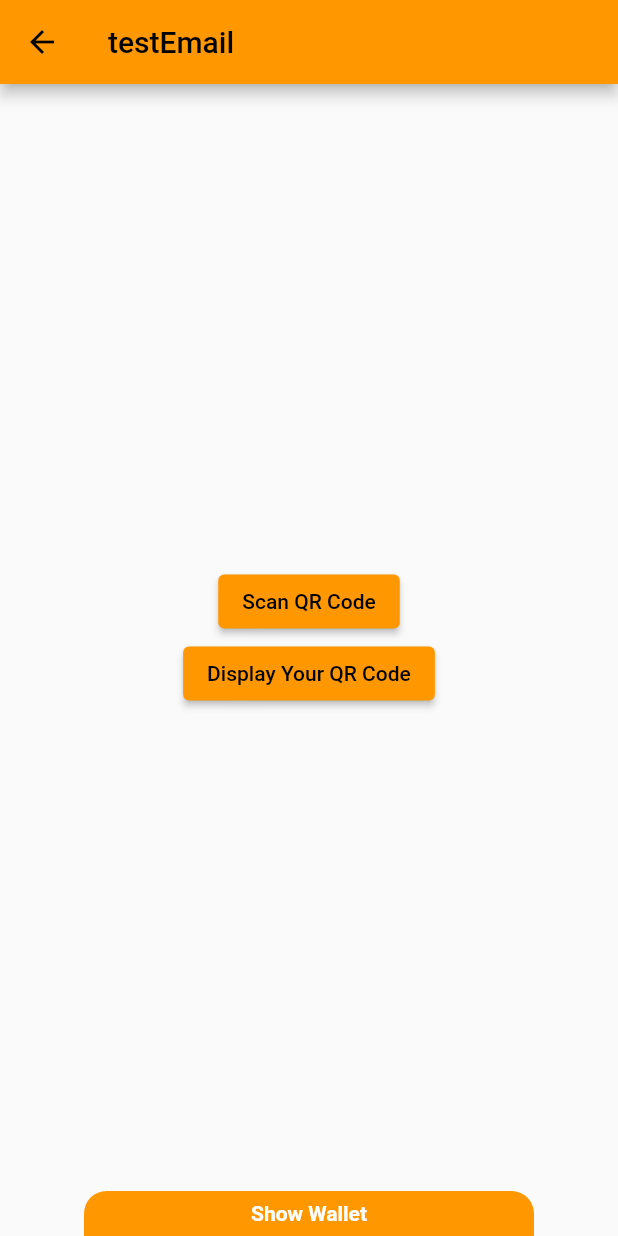
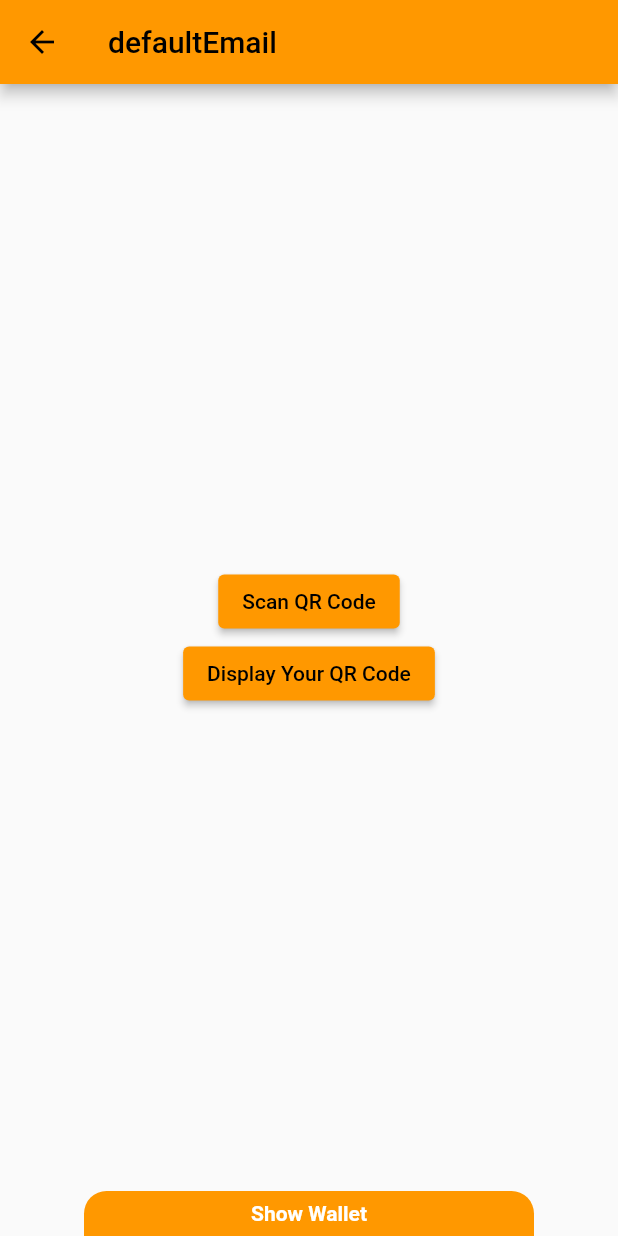
Before and after one commit to expensive-garbage/KhongKevin-Carded_Mobile_Application, a Flutter app: the screen it shows after launch, after a tap on "wallet display", on a phone screen of 412 x 824 dp. Run offline on Flutter 3.47's test engine with Material 2 defaults, Android fonts, the phone set to English and light mode, and no system bars; our stand-ins replace cloud_firestore, firebase_auth, firebase_core, flutter_dotenv, flutter_signin_button, geolocator and 2 more; missing offline and left inert: barcode_scan2, google_maps_webservice; accounts and stored records are empty.

Commit message:
Provider added so that guest user is logged in when sent to wallet display screen

```diff
--- a/lib/main.dart
+++ b/lib/main.dart
@@ -2,19 +2,27 @@ import 'package:carded/QRScanner.dart';
 import 'package:carded/settings_screen.dart';
 import 'package:carded/sign_up_screen.dart';
 import 'package:carded/wallet_display_screen.dart';
+import 'package:cloud_firestore/cloud_firestore.dart';
 import 'package:flutter/material.dart';
+import 'package:provider/provider.dart';
 import 'QRGenerator.dart';
 import 'login_screen.dart';
 import 'package:firebase_core/firebase_core.dart';
 import 'firebase_options.dart';
 import 'user.dart';
+import 'package:firebase_auth/firebase_auth.dart' as auth;
 
-Future<void> main() async {
+void main() async {
   WidgetsFlutterBinding.ensureInitialized();
   await Firebase.initializeApp(
     options: DefaultFirebaseOptions.currentPlatform,
   );
-  runApp(const MyApp());
+  runApp(
+    ChangeNotifierProvider(
+      create: (context) => UserProvider(),
+      child: const MyApp(),
+    ),
+  );
 }
 
 class MyApp extends StatelessWidget {
@@ -33,12 +41,37 @@ class MyApp extends StatelessWidget {
     );
   }
 }
+class CardedHomePage extends StatelessWidget {
+  const CardedHomePage({super.key});
 
+  Future<User?> getCurrentUser(BuildContext context) async {
+    final firebaseUser = auth.FirebaseAuth.instance.currentUser;
+    if (firebaseUser != null) {
+      final docSnapshot = await FirebaseFirestore.instance
+          .collection('users')
+          .doc(firebaseUser.uid)
+          .get();
+      if (docSnapshot.exists) {
+        User user = User.fromDocument(docSnapshot);
+        Provider.of<UserProvider>(context, listen: false).setUser(user);
+        return user;
+      }
+    }
+    // Return test user if no logged in user or user does not exist in Firestore
+    return User("defaultID", "defaultEmail", "defaultCard", []);
+  }
 
-class CardedHomePage extends StatelessWidget{
-  const CardedHomePage({super.key});
   @override
   Widget build(BuildContext context) {
+    return FutureBuilder<User?>(
+      future: getCurrentUser(context),
+      builder: (context, snapshot) {
+        if (snapshot.connectionState == ConnectionState.waiting) {
+          return CircularProgressIndicator();
+        } else if (snapshot.hasError) {
+          return Text('Error: ${snapshot.error}');
+        } else {
+          final user = snapshot.data;
           return Scaffold(
               appBar: AppBar(title: const Text("Carded")),
               body: FractionallySizedBox(
@@ -89,7 +122,7 @@ class CardedHomePage extends StatelessWidget{
                           ),
                           SizedBox(height: 50),
 
-                          //This is a test, hard coded wallet in here in case the sign in / login authroization does not work :D
+                                //This is a test, hard coded wallet in here in case the sign in / login authorization does not work :D
                                 SizedBox(
                                   width: 200.0, // set the desired width here
                                   child: ElevatedButton(
@@ -97,7 +130,7 @@ class CardedHomePage extends StatelessWidget{
                                     onPressed: () {
                                       Navigator.push(
                                         context,
-                                  MaterialPageRoute(builder: (context) => WalletDisplayScreen(loggedin: User("testID", "testEmail", "testCard", []))),
+                                        MaterialPageRoute(builder: (context) => WalletDisplayScreen(loggedin: user ?? User("defaultID", "defaultEmail", "defaultCard", []))),
                                       );
                                     },
                                   ),
@@ -109,4 +142,7 @@ class CardedHomePage extends StatelessWidget{
               )
           );
         }
+      },
+    );
   }
+}
--- a/lib/user.dart
+++ b/lib/user.dart
@@ -1,29 +1,24 @@
-
+import 'package:flutter/foundation.dart';
 import 'package:carded/user_card.dart';
 import 'package:cloud_firestore/cloud_firestore.dart';
 
 FirebaseFirestore database = FirebaseFirestore.instance;
 
-class User{
+class User with ChangeNotifier {
   late String refId;
   late String email;
   late String card;
-  List<String> wallet = [];
+  late List<String> wallet;
 
-  User(String r, String e, String c, List<dynamic> w){
-    refId = r;
-    email = e;
-    card = c;
-    wallet = List<String>.from(w);
-  }
+  User(this.refId, this.email, this.card, this.wallet);
 
   User.fromDocument(DocumentSnapshot doc) {
     this.refId = doc.id;
     this.email = doc['email'] ?? '';
     this.card = doc['card'] ?? '';
     this.wallet = List<String>.from(doc['wallet'] ?? []);
+    notifyListeners();
   }
-
 
   Future<void> addCardToWallet(String cardId) async {
     wallet.add(cardId);
@@ -34,8 +29,8 @@ class User{
     });
 
     print("Card $cardId added to wallet");
+    notifyListeners();
   }
-
 
   static Future<void> addUser(String email, String fname, String lname) async {
     String cardID = await User_Card.addCard(fname, lname, email);
@@ -62,10 +57,23 @@ class User{
     return walletUsers;
   }
 
-
-
   @override
   String toString(){
     return("$refId, $email, $card, $wallet");
   }
 }
+
+class UserProvider with ChangeNotifier {
+  User? _user;
+
+  UserProvider() {
+    _user = User("defaultID", "defaultEmail", "defaultCard", []);
+  }
+
+  User? get user => _user;
+
+  void setUser(User user) {
+    _user = user;
+    notifyListeners();
+  }
+}
--- a/lib/user_card.dart
+++ b/lib/user_card.dart
@@ -1,34 +1,22 @@
 import 'dart:ui';
+import 'package:flutter/foundation.dart';
 import 'package:cloud_firestore/cloud_firestore.dart';
 
 FirebaseFirestore database = FirebaseFirestore.instance;
 
-class User_Card {
-  late Image profilePicture;
-  Map<String, String> contactPage = {
-    'Fname': '',
-    'Lname':'',
-    'Email':'',
-    'Linkedin':'',
-    'Website':''
-  };
-  Map<String, String> bioPage = {
-    'Education':'',
-    'Experience':'',
-    'Current Employment':''
-  };
-  List<String> skills = [];
+class User_Card with ChangeNotifier {
+  late Image? profilePicture;
+  late Map<String, String> contactPage;
+  late Map<String, String> bioPage;
+  late List<String> skills;
 
-  User_Card(String fname, String lname, String email){
-    contactPage['Fname'] = fname;
-    contactPage['Lname'] = lname;
-    contactPage['Email'] = email;
-  }
+  User_Card(this.contactPage, this.bioPage, this.skills);
 
   User_Card.fromDocument(DocumentSnapshot doc) {
     this.contactPage = Map<String, String>.from(doc['contactPage'] ?? {});
     this.bioPage = Map<String, String>.from(doc['bioPage'] ?? {});
     this.skills = List<String>.from(doc['skills'] ?? []);
+    notifyListeners();
   }
 
   static Future<String> addCard(String fname, String lname, String email) async {
--- a/pubspec.yaml
+++ b/pubspec.yaml
@@ -45,6 +45,8 @@ dependencies:
   geolocator: ^8.0.0
   google_maps_webservice: ^0.0.20-nullsafety.3
   flutter_dotenv: ^5.0.0
+  provider: ^6.0.1
+
 
 dev_dependencies:
   flutter_test:
```
Also changed, not shown: lib/guest_sign_in_screen.dart (+11 -6 lines), pubspec.lock. Lines whose indentation alone changed are shown as unchanged.
